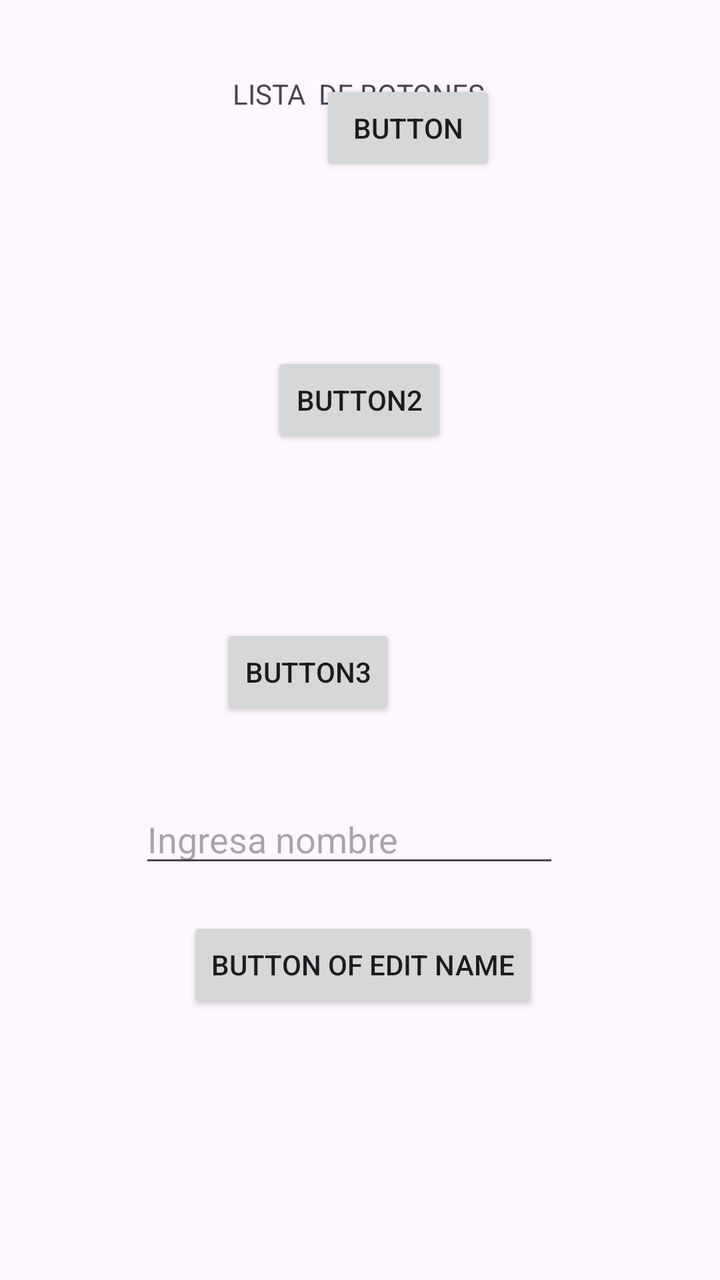
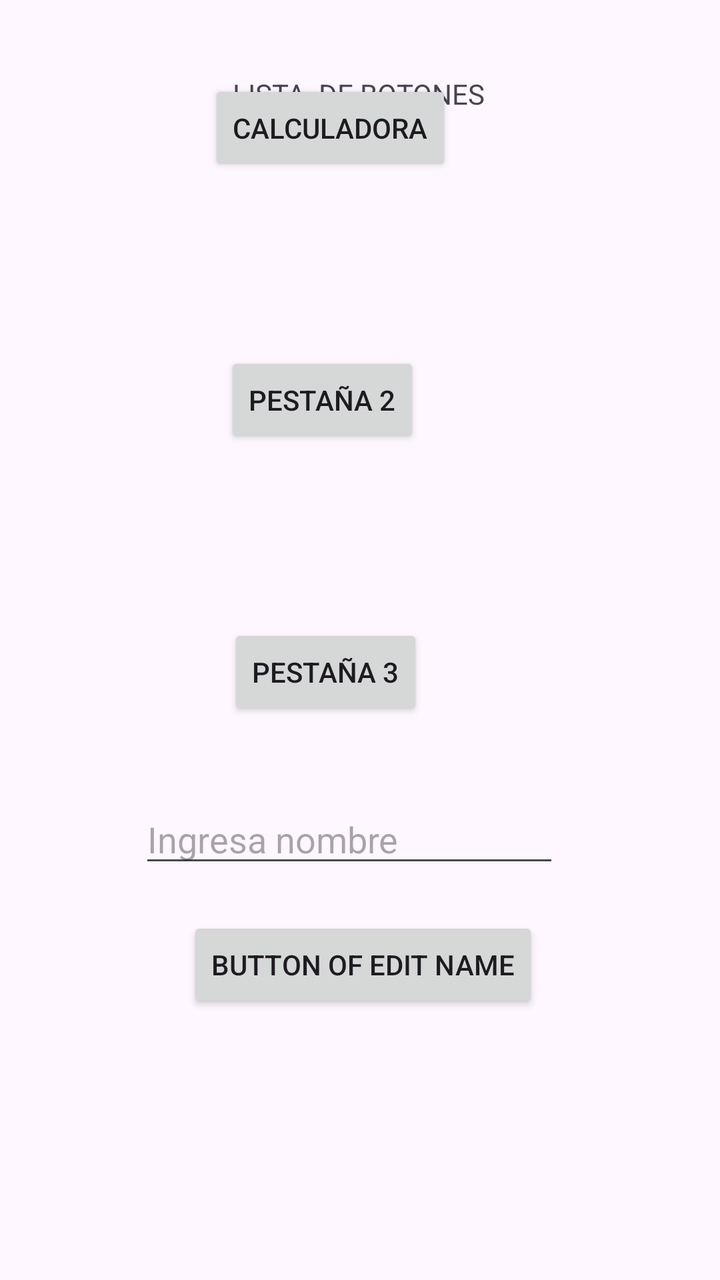

Two renders of the same Android screen: before a commit and after it. Below are the layout's source before the change and the commit's diff.
<!-- AndroidManifest.xml: application theme Theme.YARP_CLASS -->
<!-- res/layout/activity_main.xml -->
<?xml version="1.0" encoding="utf-8"?>
<androidx.constraintlayout.widget.ConstraintLayout xmlns:android="http://schemas.android.com/apk/res/android"
    xmlns:app="http://schemas.android.com/apk/res-auto"
    xmlns:tools="http://schemas.android.com/tools"
    android:layout_width="match_parent"
    android:layout_height="match_parent"
    tools:context=".MainActivity">

    <TextView
        android:layout_width="wrap_content"
        android:layout_height="wrap_content"
        android:text="LISTA  DE BOTONES"
        android:id="@+id/textView"
        app:layout_constraintBottom_toBottomOf="parent"
        app:layout_constraintEnd_toEndOf="parent"
        app:layout_constraintHorizontal_bias="0.498"
        app:layout_constraintStart_toStartOf="parent"
        app:layout_constraintTop_toTopOf="parent"
        app:layout_constraintVertical_bias="0.06" />

    <Button
        android:id="@+id/button"
        android:layout_width="wrap_content"
        android:layout_height="wrap_content"
        android:layout_marginStart="160dp"
        android:layout_marginTop="124dp"
        android:layout_marginEnd="161dp"
        android:layout_marginBottom="33dp"
        android:text="Button"
        app:layout_constraintBottom_toTopOf="@+id/button2"
        app:layout_constraintEnd_toEndOf="parent"
        app:layout_constraintHorizontal_bias="0.0"
        app:layout_constraintStart_toStartOf="parent"
        app:layout_constraintTop_toTopOf="parent" />

    <Button
        android:id="@+id/button2"
        android:layout_width="wrap_content"
        android:layout_height="wrap_content"
        android:layout_marginStart="160dp"
        android:layout_marginTop="55dp"
        android:layout_marginEnd="161dp"
        android:layout_marginBottom="44dp"
        android:text="Button2"
        app:layout_constraintBottom_toTopOf="@+id/button3"
        app:layout_constraintEnd_toEndOf="parent"
        app:layout_constraintStart_toStartOf="parent"
        app:layout_constraintTop_toBottomOf="@+id/button" />

    <Button
        android:id="@+id/button3"
        android:layout_width="wrap_content"
        android:layout_height="wrap_content"
        android:layout_marginStart="159dp"
        android:layout_marginTop="44dp"
        android:layout_marginEnd="162dp"
        android:layout_marginBottom="364dp"
        android:text="Button3"
        app:layout_constraintBottom_toBottomOf="parent"
        app:layout_constraintEnd_toEndOf="parent"
        app:layout_constraintHorizontal_bias="1.0"
        app:layout_constraintStart_toStartOf="parent"
        app:layout_constraintTop_toBottomOf="@+id/button2" />

    <EditText
        android:id="@+id/editTextText"
        android:layout_width="wrap_content"
        android:layout_height="wrap_content"
        android:layout_marginStart="95dp"
        android:layout_marginTop="58dp"
        android:layout_marginEnd="106dp"
        android:layout_marginBottom="222dp"
        android:ems="10"
        android:hint="Ingresa nombre"
        android:inputType="text"
        app:layout_constraintBottom_toBottomOf="parent"
        app:layout_constraintEnd_toEndOf="parent"
        app:layout_constraintStart_toStartOf="parent"
        app:layout_constraintTop_toBottomOf="@+id/button3" />

    <Button
        android:id="@+id/button7"
        android:layout_width="wrap_content"
        android:layout_height="wrap_content"
        android:layout_marginStart="162dp"
        android:layout_marginTop="30dp"
        android:layout_marginEnd="159dp"
        android:layout_marginBottom="144dp"
        android:text="Button of edit name"
        app:layout_constraintBottom_toBottomOf="parent"
        app:layout_constraintEnd_toEndOf="parent"
        app:layout_constraintStart_toStartOf="parent"
        app:layout_constraintTop_toBottomOf="@+id/editTextText" />

</androidx.constraintlayout.widget.ConstraintLayout>
<!-- resources referenced by this layout -->
<resources>
  <style name="Theme.YARP_CLASS" parent="Base.Theme.YARP_CLASS" />
  <style name="Base.Theme.YARP_CLASS" parent="Theme.Material3.DayNight.NoActionBar">
          
          
      </style>
</resources>

<!-- the commit's change to res/layout/activity_main.xml (unified diff, before → after) -->
@@ -26,10 +26,10 @@
         android:layout_marginTop="124dp"
         android:layout_marginEnd="161dp"
         android:layout_marginBottom="33dp"
-        android:text="Button"
+        android:text="Calculadora"
         app:layout_constraintBottom_toTopOf="@+id/button2"
         app:layout_constraintEnd_toEndOf="parent"
-        app:layout_constraintHorizontal_bias="0.0"
+        app:layout_constraintHorizontal_bias="0.676"
         app:layout_constraintStart_toStartOf="parent"
         app:layout_constraintTop_toTopOf="parent" />
 
@@ -41,9 +41,10 @@
         android:layout_marginTop="55dp"
         android:layout_marginEnd="161dp"
         android:layout_marginBottom="44dp"
-        android:text="Button2"
+        android:text="Pestaña 2"
         app:layout_constraintBottom_toTopOf="@+id/button3"
         app:layout_constraintEnd_toEndOf="parent"
+        app:layout_constraintHorizontal_bias="0.818"
         app:layout_constraintStart_toStartOf="parent"
         app:layout_constraintTop_toBottomOf="@+id/button" />
 
@@ -55,10 +56,10 @@
         android:layout_marginTop="44dp"
         android:layout_marginEnd="162dp"
         android:layout_marginBottom="364dp"
-        android:text="Button3"
+        android:text="Pestaña 3"
         app:layout_constraintBottom_toBottomOf="parent"
         app:layout_constraintEnd_toEndOf="parent"
-        app:layout_constraintHorizontal_bias="1.0"
+        app:layout_constraintHorizontal_bias="0.772"
         app:layout_constraintStart_toStartOf="parent"
         app:layout_constraintTop_toBottomOf="@+id/button2" />
 
